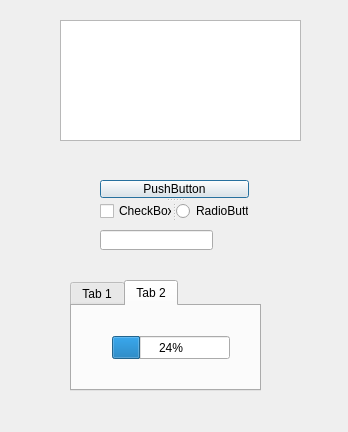
Old version of the form mainDialog.ui in the repository omryblum/Phase_errors.
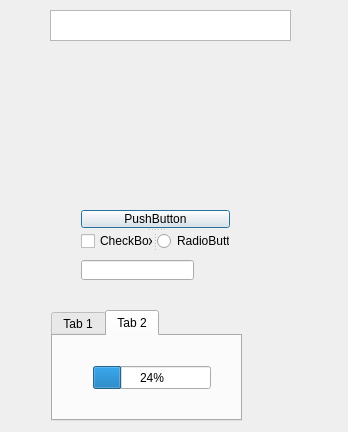
New version of the form. Custom widgets are drawn as their Qt base class.

Diff of the .ui file:
```diff
--- a/mainDialog.ui
+++ b/mainDialog.ui
@@ -16,8 +16,8 @@
   <widget class="QLineEdit" name="lineEdit">
    <property name="geometry">
     <rect>
-     <x>100</x>
-     <y>230</y>
+     <x>81</x>
+     <y>260</y>
      <width>113</width>
      <height>20</height>
     </rect>
@@ -26,18 +26,18 @@
   <widget class="QTextBrowser" name="textBrowser">
    <property name="geometry">
     <rect>
-     <x>60</x>
-     <y>20</y>
+     <x>50</x>
+     <y>10</y>
      <width>241</width>
-     <height>121</height>
+     <height>31</height>
     </rect>
    </property>
   </widget>
   <widget class="QSplitter" name="splitter_2">
    <property name="geometry">
     <rect>
-     <x>100</x>
-     <y>180</y>
+     <x>81</x>
+     <y>210</y>
      <width>149</width>
      <height>41</height>
     </rect>
@@ -72,8 +72,8 @@
   <widget class="QTabWidget" name="tabWidget">
    <property name="geometry">
     <rect>
-     <x>70</x>
-     <y>280</y>
+     <x>51</x>
+     <y>310</y>
      <width>191</width>
      <height>111</height>
     </rect>
@@ -130,7 +130,25 @@
     </widget>
    </widget>
   </widget>
+  <widget class="MplWidget" name="MplWidget" native="true">
+   <property name="geometry">
+    <rect>
+     <x>30</x>
+     <y>50</y>
+     <width>281</width>
+     <height>141</height>
+    </rect>
+   </property>
+  </widget>
  </widget>
+ <customwidgets>
+  <customwidget>
+   <class>MplWidget</class>
+   <extends>QWidget</extends>
+   <header>mplwidget.h</header>
+   <container>1</container>
+  </customwidget>
+ </customwidgets>
  <resources/>
  <connections/>
 </ui>
```
